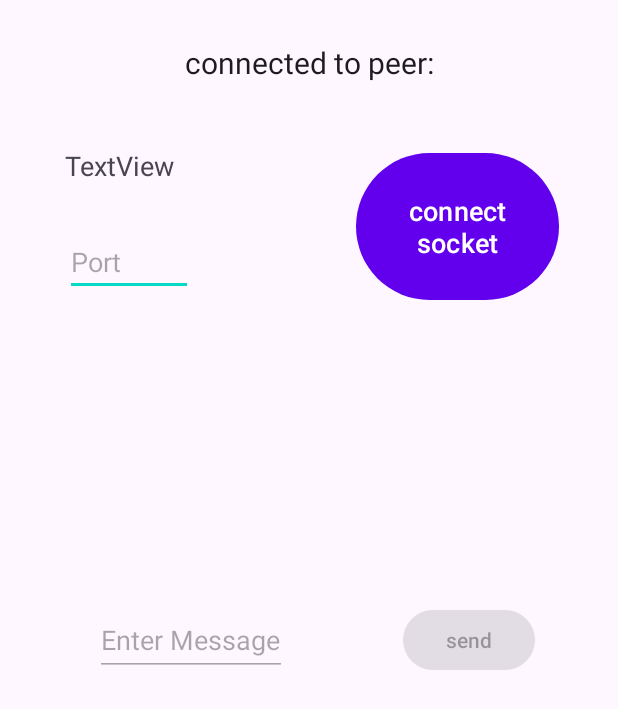
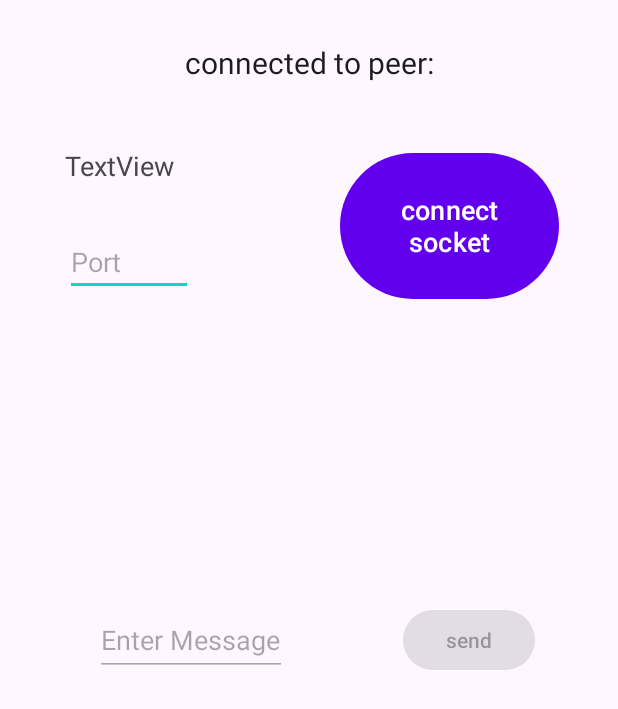
Before and after one commit to marv1913/Android-RasPi-WifiP2P, an Android app: the layout activity_data_exchange.xml on its own in the app's theme, with its tools: preview values and no code run, on a phone screen of 412 x 824 dp. Shown: the top 709 px of the screen. Run offline under Robolectric (Android 15) with nearby library versions, the phone set to English and light mode, and no system bars.

Commit message:
wifi_direct_socket.py: fix bug in loop for receiving messages; android-app: fix layout; add documentation

```diff
--- a/android_app/app/src/main/res/layout/activity_data_exchange.xml
+++ b/android_app/app/src/main/res/layout/activity_data_exchange.xml
@@ -43,8 +43,8 @@
 
     <Button
         android:id="@+id/connectSocketButton"
-        android:layout_width="135dp"
-        android:layout_height="106dp"
+        android:layout_width="146dp"
+        android:layout_height="105dp"
         android:layout_marginTop="24dp"
         android:text="connect socket"
         android:textSize="18sp"
```
Also changed, not shown: 5 other files.
